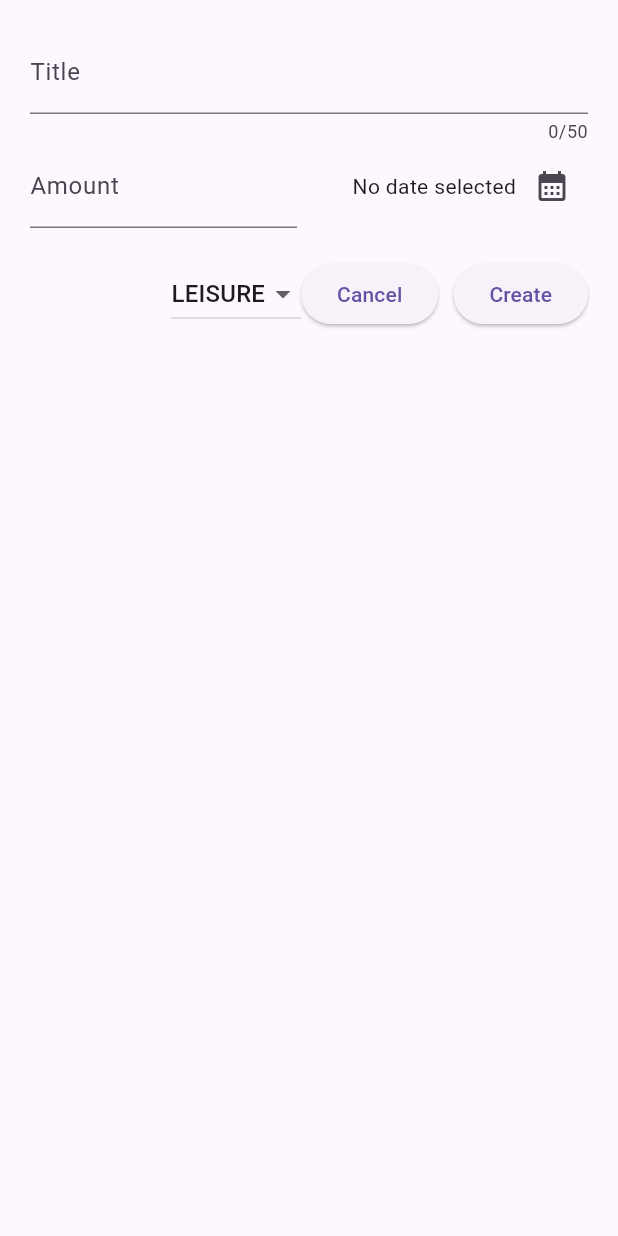
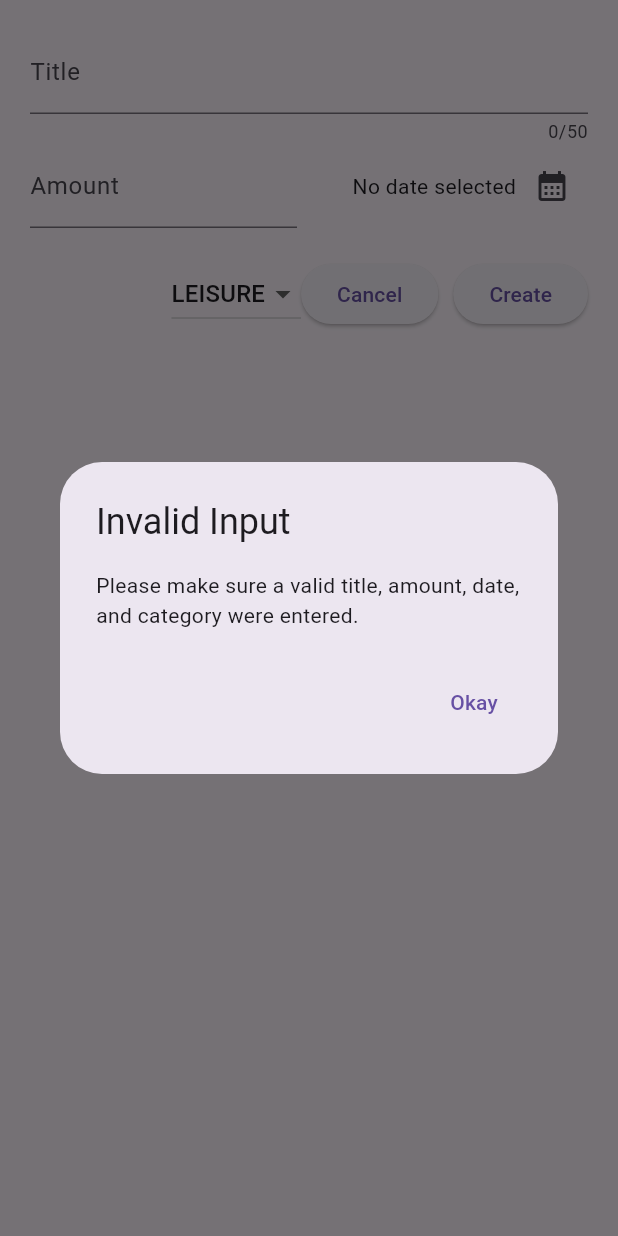
Before and after one commit to Choun-Rathanak/W10---PRACTICE---BuildContext-Inputs, a Flutter app: the ExpenseForm widget shown alone on an empty page, opened directly, after a tap on "Create", on a phone screen of 412 x 824 dp. Run offline on Flutter 3.47's test engine with Material 3 defaults, Android fonts, the phone set to English and light mode, and no system bars.

Commit message:
validate Alert

```diff
--- a/lib/ui/expenses/expense_form.dart
+++ b/lib/ui/expenses/expense_form.dart
@@ -45,7 +45,24 @@ class _ExpenseFormState extends State<ExpenseForm> {
     final amount = double.tryParse(_amountController.text);
 
     if (title.isEmpty || amount == null || amount <= 0 || _selectedDate == null) {
-      return;
+      showDialog(
+      context: context,
+      builder: (ctx) => AlertDialog(
+        title: const Text('Invalid Input'),
+        content: const Text(
+          'Please make sure a valid title, amount, date, and category were entered.',
+        ),
+        actions: [
+         TextButton(
+            onPressed: () {
+              Navigator.pop(ctx);
+            },
+              child: const Text('Okay'),
+          ),
+        ],
+      ),
+    );
+    return;
     }
 
     final expense = Expense(
```
